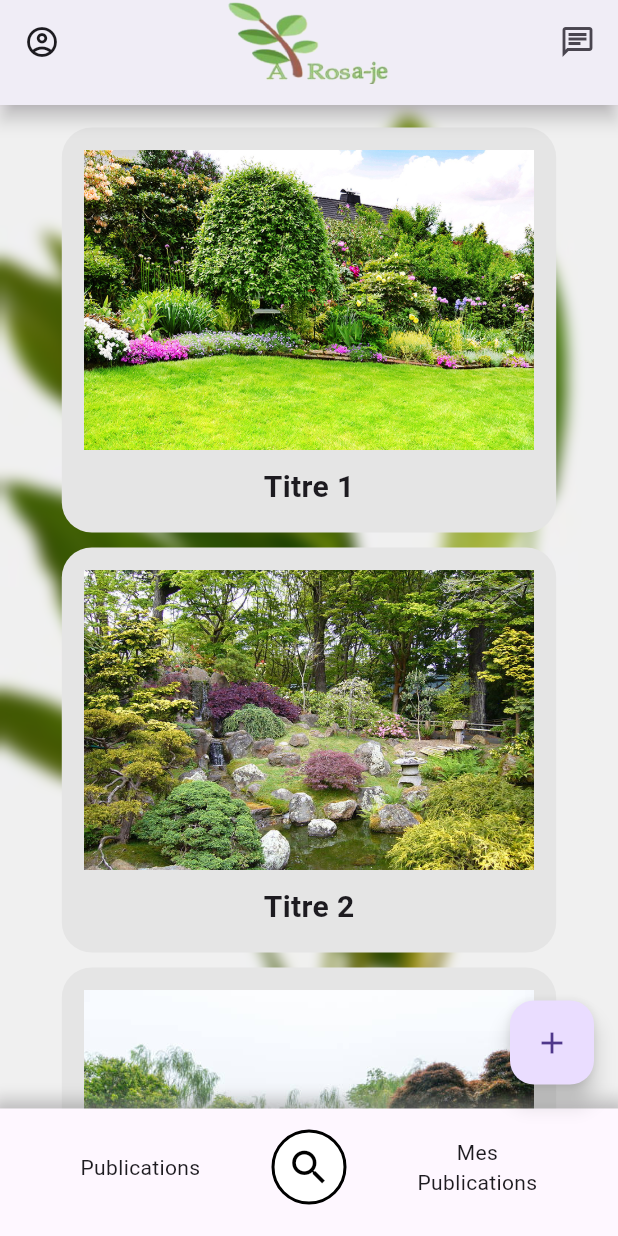
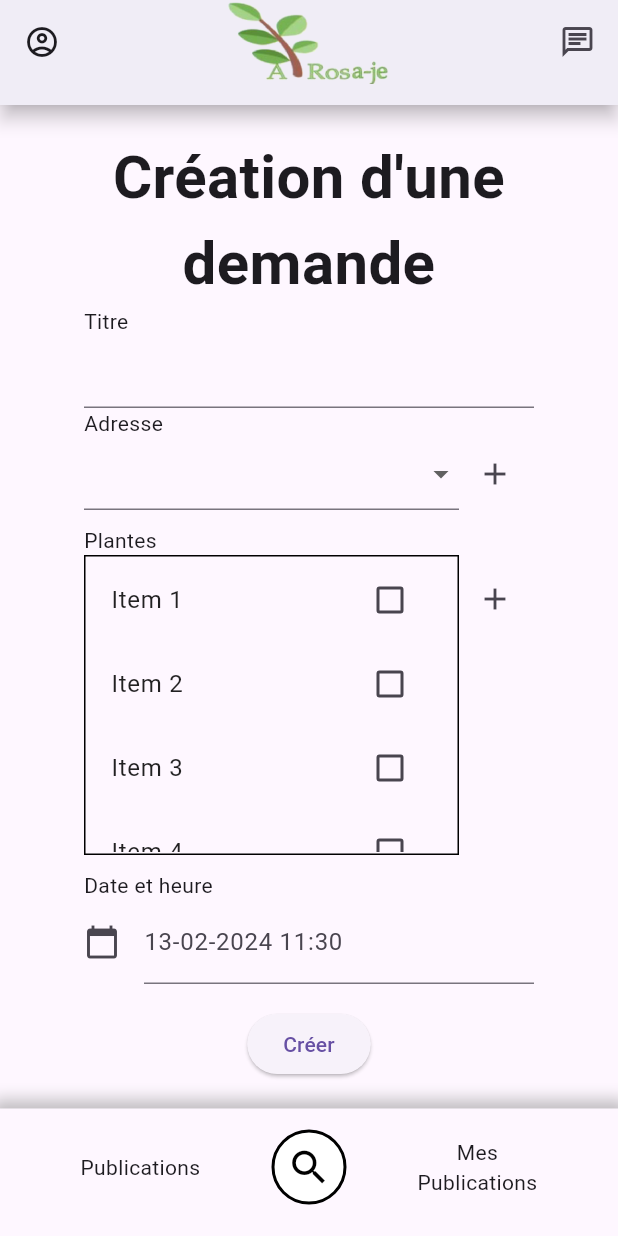
Before and after one commit to MSPR-Plantes-2024/mobile-app, a Flutter app: the screen it shows after launch, after a tap on the "add" icon, on a phone screen of 412 x 824 dp. Run offline on Flutter 3.47's test engine with Material 3 defaults, Android fonts, the phone set to English and light mode, and no system bars.

Commit message:
Adding the first preversion of the request creation page, with corrections

```diff
--- a/lib/main.dart
+++ b/lib/main.dart
@@ -1,9 +1,13 @@
 import 'package:flutter/material.dart';
+import 'package:intl/date_symbol_data_local.dart';
 import 'package:mobile_app_arosaje/screens/home_page.dart';
+import 'package:mobile_app_arosaje/screens/request_creation.dart';
 import 'package:mobile_app_arosaje/screens/user_page.dart';
 
 void main() {
-  runApp(const MyApp());
+  initializeDateFormatting('fr_FR').then((_) {
+    runApp(const MyApp());
+  });
 }
 
 class MyApp extends StatelessWidget {
@@ -11,7 +15,12 @@ class MyApp extends StatelessWidget {
   @override
   Widget build(BuildContext context) {
     return MaterialApp(
-        title: 'Arosa\'je', color: Colors.white, home: const BaseLayout());
+        builder: (context, child) => MediaQuery(
+            data: MediaQuery.of(context).copyWith(alwaysUse24HourFormat: true),
+            child: child ?? const SizedBox.shrink()),
+        title: 'Arosa\'je',
+        color: Colors.white,
+        home: const BaseLayout());
   }
 }
 
@@ -24,7 +33,7 @@ class BaseLayout extends StatefulWidget {
 
 class _BaseLayoutState extends State<BaseLayout> {
   final GlobalKey<NavigatorState> navigatorKey = GlobalKey<NavigatorState>();
-  ValueNotifier<String> _routeNameNotifier = ValueNotifier<String>('/');
+  final ValueNotifier<String> _routeNameNotifier = ValueNotifier<String>('/');
 
   @override
   Widget build(BuildContext context) {
@@ -38,12 +47,17 @@ class _BaseLayoutState extends State<BaseLayout> {
                 navigatorKey.currentState!.pushNamed('/user');
               },
               icon: const Icon(Icons.account_circle_outlined)),
-          title: const Center(
-            child: SizedBox(
-              height: 65,
-              child: Image(
-                image: AssetImage("assets/images/logo.png"),
-                height: 61,
+          title: Center(
+            child: InkWell(
+              onTap: () {
+                navigatorKey.currentState!.pushNamed('/');
+              },
+              child: const SizedBox(
+                height: 65,
+                child: Image(
+                  image: AssetImage("assets/images/logo.png"),
+                  height: 61,
+                ),
               ),
             ),
           ),
@@ -65,7 +79,10 @@ class _BaseLayoutState extends State<BaseLayout> {
             return Visibility(
                 visible: value == '/' ? true : false,
                 child: FloatingActionButton(
-                    onPressed: () {}, child: const Icon(Icons.add)));
+                    onPressed: () {
+                      navigatorKey.currentState!.pushNamed('/request-creation');
+                    },
+                    child: const Icon(Icons.add)));
           }),
       bottomNavigationBar: Builder(builder: (context) {
         return Container(
@@ -75,7 +92,7 @@ class _BaseLayoutState extends State<BaseLayout> {
                 color: Colors.grey.withOpacity(0.5),
                 spreadRadius: 5,
                 blurRadius: 7,
-                offset: Offset(0, -3), // changes position of shadow
+                offset: const Offset(0, -3), // changes position of shadow
               ),
             ],
           ),
@@ -130,15 +147,22 @@ class _BaseLayoutState extends State<BaseLayout> {
         child: Navigator(
           key: navigatorKey,
           initialRoute: '/',
+          observers: [RouteObserver(_routeNameNotifier)],
           onGenerateRoute: (RouteSettings settings) {
             _routeNameNotifier.value = settings.name!;
             WidgetBuilder builder;
             switch (settings.name) {
               case '/':
-                builder = (BuildContext _) => const HomePage();
+                builder = (BuildContext _) => const HomePage(false);
+                break;
+              case '/my_publications':
+                builder = (BuildContext _) => const HomePage(true);
                 break;
               case '/user':
                 builder = (BuildContext _) => const UserPage();
+                break;
+              case '/request-creation':
+                builder = (BuildContext _) => const RequestCreation();
                 break;
               default:
                 throw Exception('Invalid route: ${settings.name}');
@@ -150,3 +174,15 @@ class _BaseLayoutState extends State<BaseLayout> {
     );
   }
 }
+
+class RouteObserver extends NavigatorObserver {
+  final ValueNotifier<String> routeNameNotifier;
+
+  RouteObserver(this.routeNameNotifier);
+
+  @override
+  void didPop(Route route, Route? previousRoute) {
+    super.didPop(route, previousRoute);
+    routeNameNotifier.value = previousRoute?.settings.name ?? '/';
+  }
+}
--- a/lib/screens/home_page.dart
+++ b/lib/screens/home_page.dart
@@ -1,10 +1,11 @@
 import 'dart:ui';
 
 import 'package:flutter/material.dart';
+
 import '../widgets/publication.dart';
 
 class HomePage extends StatefulWidget {
-  const HomePage({Key? key}) : super(key: key);
+  const HomePage(bool myPublications, {Key? key}) : super(key: key);
 
   @override
   _HomePageState createState() => _HomePageState();
--- /dev/null
+++ b/lib/screens/request_creation.dart
@@ -0,0 +1,299 @@
+import 'package:flutter/material.dart';
+import 'package:intl/intl.dart';
+
+class RequestCreation extends StatefulWidget {
+  const RequestCreation({Key? key}) : super(key: key);
+
+  @override
+  _RequestCreationState createState() => _RequestCreationState();
+}
+
+class _RequestCreationState extends State<RequestCreation> {
+  Object? selectedValue = null;
+  final _formKey = GlobalKey<FormState>();
+  List<Map<String, dynamic>> flowerList = [
+    {"title": "Item 1", "isChecked": false},
+    {"title": "Item 2", "isChecked": false},
+    {"title": "Item 3", "isChecked": false},
+    {"title": "Item 4", "isChecked": false},
+    {"title": "Item 5", "isChecked": false},
+  ];
+  List<Map<String, dynamic>> addresses = [
+    {"title": "Adresse 1"},
+    {"title": "Adresse 2"},
+    {"title": "Adresse 3"},
+  ];
+
+  TextEditingController dateTimeInput = TextEditingController();
+  TextEditingController addFlowerInput = TextEditingController();
+  TextEditingController addAdressInput = TextEditingController();
+
+  @override
+  void initState() {
+    dateTimeInput.text = "";
+    super.initState();
+  }
+
+  @override
+  Widget build(BuildContext context) {
+    return ListView(
+      children: [
+        Center(
+          child: Container(
+            width: 300,
+            padding: const EdgeInsets.only(top: 20),
+            child: Column(children: [
+              const Text("Création d'une\ndemande",
+                  style: TextStyle(fontSize: 40, fontWeight: FontWeight.bold),
+                  textAlign: TextAlign.center),
+              Form(
+                  key: _formKey,
+                  child: Column(
+                      crossAxisAlignment: CrossAxisAlignment.start,
+                      children: [
+                        const Text('Titre'),
+                        TextFormField(
+                          validator: (value) {
+                            if (value == null || value.isEmpty) {
+                              return 'Entrez un titre.';
+                            }
+                            return null;
+                          },
+                        ),
+                        Text('Adresse'),
+                        Row(
+                          children: [
+                            SizedBox(
+                              width: 250,
+                              child: DropdownButtonFormField(
+                                validator: (value) => value == null
+                                    ? "Sélectionnez une adresse."
+                                    : null,
+                                value: selectedValue,
+                                items: [
+                                  for (Map<String, dynamic> item in addresses)
+                                    DropdownMenuItem(
+                                      value: item["title"],
+                                      child: Text(item["title"]),
+                                    ),
+                                ],
+                                onChanged: (Object? newValue) {
+                                  setState(() {
+                                    selectedValue = newValue!;
+                                  });
+                                },
+                              ),
+                            ),
+                            IconButton(
+                                onPressed: () {
+                                  showDialog(
+                                      context: context,
+                                      builder: (BuildContext context) {
+                                        return AlertDialog(
+                                          title:
+                                              const Text('Ajouter une adresse'),
+                                          content: TextField(
+                                            controller: addAdressInput,
+                                            decoration: const InputDecoration(
+                                                labelText: 'Adresse'),
+                                          ),
+                                          actions: [
+                                            TextButton(
+                                                onPressed: () {
+                                                  addAdressInput.clear();
+                                                  Navigator.of(context).pop();
+                                                },
+                                                child: const Text('Annuler')),
+                                            TextButton(
+                                                onPressed: () {
+                                                  setState(() {
+                                                    addresses.add({
+                                                      "title":
+                                                          addAdressInput.text
+                                                    });
+                                                    selectedValue =
+                                                        addAdressInput.text;
+                                                  });
+                                                  addAdressInput.clear();
+                                                  Navigator.of(context).pop();
+                                                },
+                                                child: const Text('Ajouter')),
+                                          ],
+                                        );
+                                      });
+                                },
+                                icon: const Icon(Icons.add)),
+                          ],
+                        ),
+                        Padding(
+                          padding: const EdgeInsets.only(top: 10, bottom: 10),
+                          child: Column(
+                            crossAxisAlignment: CrossAxisAlignment.start,
+                            children: [
+                              Text('Plantes'),
+                              Row(
+                                crossAxisAlignment: CrossAxisAlignment.start,
+                                children: [
+                                  Container(
+                                    padding: const EdgeInsets.all(1),
+                                    decoration: BoxDecoration(
+                                        border: Border.all(
+                                            color: Colors.black, width: 1)),
+                                    height: 200,
+                                    width: 250,
+                                    child: Scrollbar(
+                                      child: ListView.builder(
+                                        itemCount: flowerList.length,
+                                        itemBuilder: (context, index) =>
+                                            CheckboxListTile(
+                                          value: flowerList[index]["isChecked"],
+                                          onChanged: (value) {
+                                            setState(() {
+                                              flowerList[index]["isChecked"] =
+                                                  value!;
+                                            });
+                                          },
+                                          title: Text(
+                                            flowerList[index]["title"],
+                                            style: const TextStyle(
+                                                color: Colors.black87),
+                                          ),
+                                        ),
+                                      ),
+                                    ),
+                                  ),
+                                  Padding(
+                                    padding: const EdgeInsets.only(top: 5),
+                                    child: IconButton(
+                                        onPressed: () {
+                                          showDialog(
+                                              context: context,
+                                              builder: (BuildContext context) {
+                                                return AlertDialog(
+                                                  title: const Text('Ajouter'),
+                                                  content: TextField(
+                                                    controller: addFlowerInput,
+                                                    decoration:
+                                                        const InputDecoration(
+                                                            labelText: 'Nom'),
+                                                  ),
+                                                  actions: [
+                                                    TextButton(
+                                                        onPressed: () {
+                                                          addFlowerInput
+                                                              .clear();
+                                                          Navigator.of(context)
+                                                              .pop();
+                                                        },
+                                                        child: const Text(
+                                                            'Annuler')),
+                                                    TextButton(
+                                                        onPressed: () {
+                                                          if (addFlowerInput
+                                                                  .text.length >
+                                                              0) {
+                                                            setState(() {
+                                                              flowerList.add({
+                                                                "title":
+                                                                    addFlowerInput
+                                                                        .text,
+                                                                "isChecked":
+                                                                    true
+                                                              });
+                                                            });
+                                                            addFlowerInput
+                                                                .clear();
+                                                            Navigator.of(
+                                                                    context)
+                                                                .pop();
+                                                          }
+                                                          ;
+                                                        },
+                                                        child: const Text(
+                                                            'Ajouter')),
+                                                  ],
+                                                );
+                                              });
+                                        },
+                                        icon: const Icon(Icons.add)),
+                                  )
+                                ],
+                              ),
+                            ],
+                          ),
+                        ),
+                        Text('Date et heure'),
+                        TextFormField(
+                          controller: dateTimeInput,
+                          //editing controller of this TextField
+                          decoration: InputDecoration(
+                              icon: Icon(
+                                  Icons.calendar_today), //icon of text field
+                              labelText: DateFormat('dd-MM-yyyy HH:mm').format(
+                                  DateTime.now().add(
+                                      Duration(hours: 1))) //label text of field
+                              ),
+                          readOnly: true,
+                          //set it true, so that user will not able to edit text
+                          onTap: () async {
+                            DateTime? pickedDate = await showDatePicker(
+                              context: context,
+                              initialDate: DateTime.now(),
+                              firstDate: DateTime.now(),
+                              //DateTime.now() - not to allow to choose before today.
+                              lastDate: DateTime.now().add(Duration(days: 30)),
+                            );
+                            TimeOfDay? pickedTime = await showTimePicker(
+                              context: context,
+                              initialTime: TimeOfDay.now().hour + 1 < 21 &&
+                                      TimeOfDay.now().hour + 1 > 8
+                                  ? TimeOfDay.now()
+                                      .replacing(hour: TimeOfDay.now().hour + 1)
+                                  : TimeOfDay(hour: 8, minute: 0),
+                            );
+
+                            if (pickedDate != null) {
+                              print(
+                                  pickedDate); //pickedDate output format => 2021-03-10 00:00:00.000
+                              String formattedDate =
+                                  DateFormat('dd-MM-yyyy').format(pickedDate);
+                              print(
+                                  formattedDate); //formatted date output using intl package =>  2021-03-16
+                              setState(() {
+                                dateTimeInput.text =
+                                    formattedDate; //set output date to TextField value.
+                              });
+                              if (pickedTime != null) {
+                                print(pickedTime);
+                                dateTimeInput.text =
+                                    "${dateTimeInput.text} ${pickedTime.format(context)}";
+                              }
+                            }
+                          },
+                        ),
+                        Center(
+                          child: Padding(
+                            padding: const EdgeInsets.symmetric(vertical: 16),
+                            child: ElevatedButton(
+                              onPressed: () {
+                                // Validate returns true if the form is valid, or false otherwise.
+                                if (_formKey.currentState!.validate()) {
+                                  ScaffoldMessenger.of(context).showSnackBar(
+                                    const SnackBar(
+                                        content: Text('Processing Data')),
+                                  );
+                                }
+                              },
+                              child: const Text('Créer',
+                                  textAlign: TextAlign.center),
+                            ),
+                          ),
+                        ),
+                      ]))
+            ]),
+          ),
+        ),
+      ],
+    );
+  }
+}
--- a/pubspec.yaml
+++ b/pubspec.yaml
@@ -36,6 +36,7 @@ dependencies:
   # Use with the CupertinoIcons class for iOS style icons.
   cupertino_icons: ^1.0.2
   inspector: ^2.1.0
+  intl: ^0.19.0
 
 dev_dependencies:
   flutter_test:
```
Also changed, not shown: pubspec.lock.
